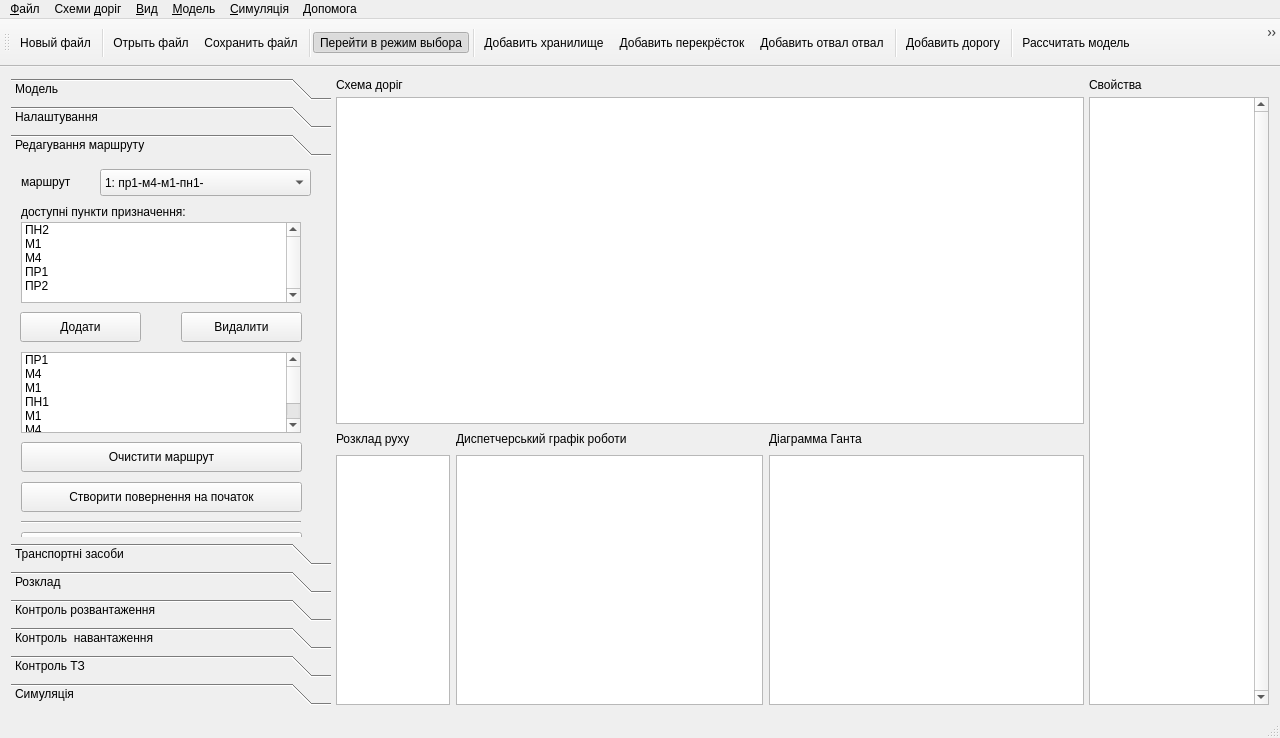
Old version of the form trucks.ui in the repository danylo-bilyk/trucks.
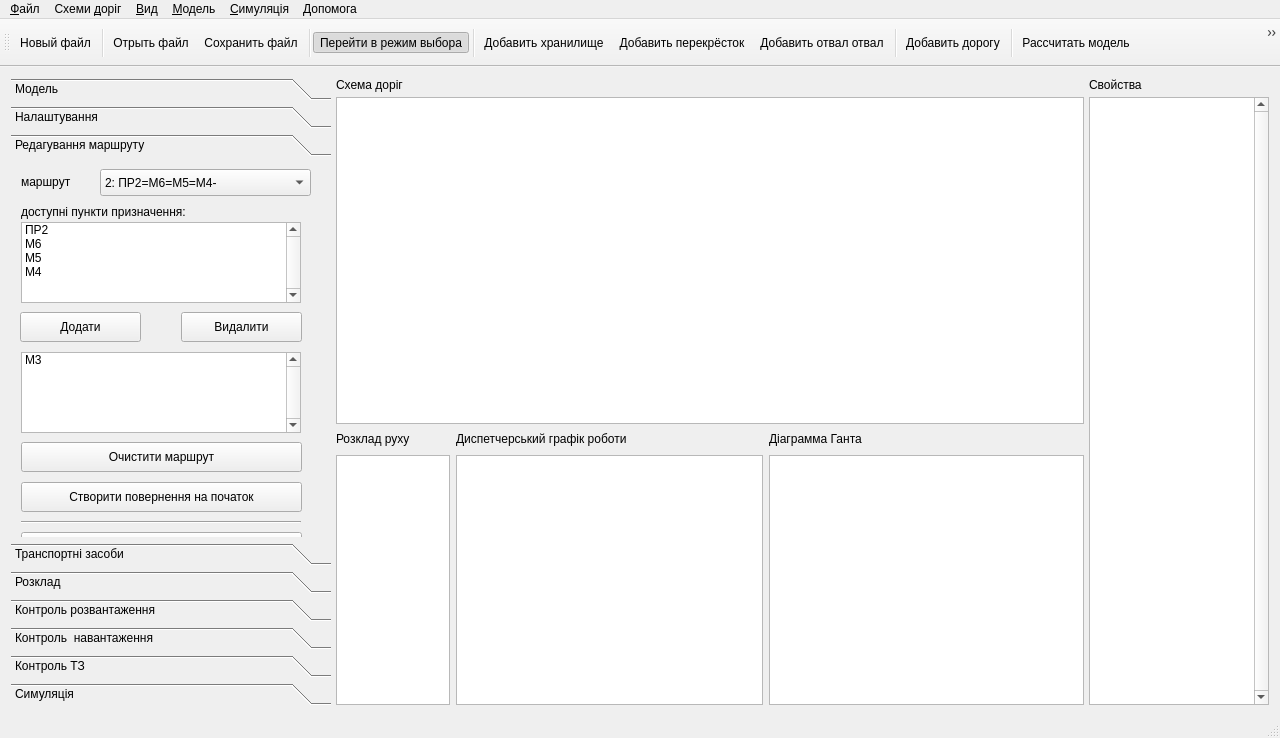
New version of the form. The open tabs and pages were chosen to show the change. Icons and pictures are not drawn. Custom widgets are drawn as their Qt base class.

```diff
--- a/trucks.ui
+++ b/trucks.ui
@@ -466,31 +466,26 @@
             <property name="verticalScrollBarPolicy">
              <enum>Qt::ScrollBarAlwaysOn</enum>
             </property>
-            <item>
-             <property name="text">
-              <string>ПН2</string>
-             </property>
-            </item>
-            <item>
-             <property name="text">
-              <string>M1</string>
-             </property>
-            </item>
-            <item>
-             <property name="text">
-              <string>M4</string>
-             </property>
-            </item>
-            <item>
-             <property name="text">
-              <string>ПР1</string>
-             </property>
-            </item>
             <item>
              <property name="text">
               <string>ПР2</string>
              </property>
             </item>
+            <item>
+             <property name="text">
+              <string>М6</string>
+             </property>
+            </item>
+            <item>
+             <property name="text">
+              <string>M5</string>
+             </property>
+            </item>
+            <item>
+             <property name="text">
+              <string>М4</string>
+             </property>
+            </item>
            </widget>
            <widget class="QComboBox" name="comboBox_5">
             <property name="geometry">
@@ -505,11 +500,11 @@
              <bool>false</bool>
             </property>
             <property name="currentText">
-             <string>1: пр1-м4-м1-пн1-</string>
+             <string>2: ПР2=М6=М5=М4-</string>
             </property>
             <item>
              <property name="text">
-              <string>1: пр1-м4-м1-пн1-</string>
+              <string>2: ПР2=М6=М5=М4-</string>
              </property>
             </item>
             <item>
@@ -550,37 +545,7 @@
             </property>
             <item>
              <property name="text">
-              <string>ПР1</string>
-             </property>
-            </item>
-            <item>
-             <property name="text">
-              <string>M4</string>
-             </property>
-            </item>
-            <item>
-             <property name="text">
-              <string>M1</string>
-             </property>
-            </item>
-            <item>
-             <property name="text">
-              <string>ПН1</string>
-             </property>
-            </item>
-            <item>
-             <property name="text">
-              <string>M1</string>
-             </property>
-            </item>
-            <item>
-             <property name="text">
-              <string>M4</string>
-             </property>
-            </item>
-            <item>
-             <property name="text">
-              <string>ПР1</string>
+              <string>M3</string>
              </property>
             </item>
            </widget>
```
Left out of the diff: 88 changed lines with no effect on the pictures.
